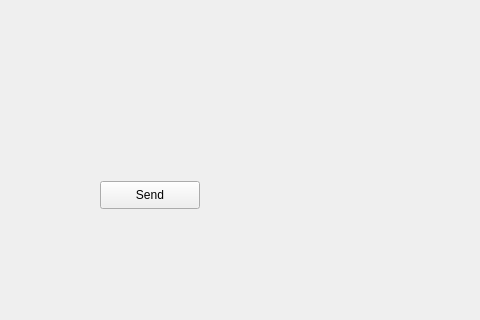
First picture: the form in mainwindow.ui, repository eloranta/HamVibe, before the edit; both pictures show x 0 to 480 and y 88 to 408 of the 800 by 600 pixel window.
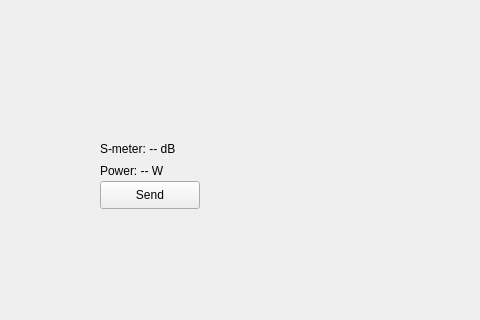
Second picture: the form after the edit.

Commit message: add power display

```diff
--- a/mainwindow.ui
+++ b/mainwindow.ui
@@ -40,7 +40,20 @@
      </rect>
     </property>
     <property name="text">
-     <string/>
+     <string>S-meter: -- dB</string>
+    </property>
+   </widget>
+   <widget class="QLabel" name="powerMeter">
+    <property name="geometry">
+     <rect>
+      <x>100</x>
+      <y>232</y>
+      <width>181</width>
+      <height>16</height>
+     </rect>
+    </property>
+    <property name="text">
+     <string>Power: -- W</string>
     </property>
    </widget>
   </widget>
```
Left out of the diff: 2 changed lines with no effect on the pictures. The commit also changes 1 other file.
